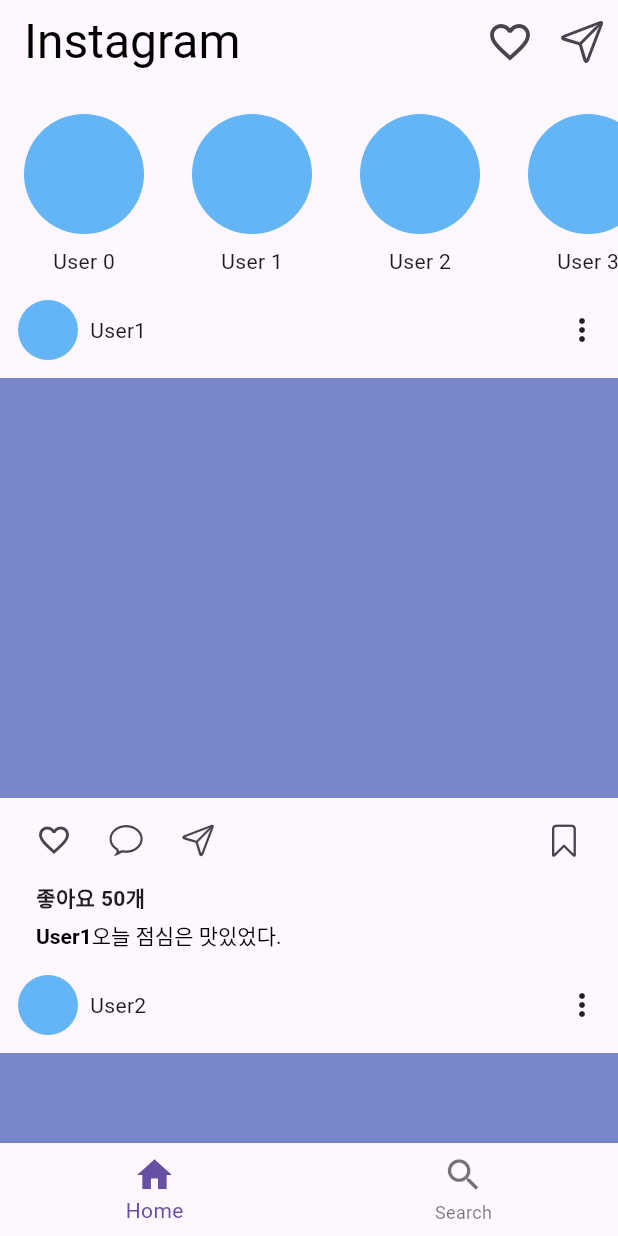
After one commit to hoa0217/dart_study, a Flutter app: the InstaCloneHome screen opened directly, on a phone screen of 412 x 824 dp. The commit adds this screen. Run offline on Flutter 3.47's test engine with Material 3 defaults, Android fonts, the phone set to English and light mode, and no system bars; our stand-ins replace google_fonts.

Commit message:
feature: 2-9 인스타그램 UI 클론코딩 하기

```diff
--- a/flutter_rsp_game/lib/main.dart
+++ b/flutter_rsp_game/lib/main.dart
@@ -13,7 +13,7 @@ class RSPApp extends StatelessWidget {
     return MaterialApp(
       home: Scaffold(
         appBar: AppBar(
-          title: const Text('가위 바위 보!'),
+          title: const Text('가위 바위 보!!'),
         ),
         body: const GameBody(),
       ),
--- /dev/null
+++ b/instagram_clonecoding/lib/body.dart
@@ -0,0 +1,18 @@
+import 'package:flutter/material.dart';
+import 'package:instagram_clonecoding/screen/home_screen.dart';
+import 'package:instagram_clonecoding/screen/search_screen.dart';
+
+class InstaBody extends StatelessWidget {
+  final int index;
+
+  const InstaBody({required this.index, super.key});
+
+  @override
+  Widget build(BuildContext context) {
+    if (index == 0){
+      return const HomeScreen();
+    }
+
+    return const SearchScreen();
+  }
+}
--- /dev/null
+++ b/instagram_clonecoding/lib/main.dart
@@ -0,0 +1,103 @@
+import 'package:flutter/cupertino.dart';
+import 'package:flutter/material.dart';
+import 'package:google_fonts/google_fonts.dart';
+import 'package:instagram_clonecoding/body.dart';
+
+void main() {
+  runApp(const InstaCloneApp());
+}
+
+class InstaCloneApp extends StatelessWidget {
+  const InstaCloneApp({super.key});
+
+  @override
+  Widget build(BuildContext context) {
+    return MaterialApp(
+      theme: ThemeData(
+        colorScheme: const ColorScheme.light(
+          primary: Colors.white,
+          secondary: Colors.black,
+        ),
+        bottomNavigationBarTheme: const BottomNavigationBarThemeData(
+          showSelectedLabels: false,
+          showUnselectedLabels: false,
+          selectedItemColor: Colors.black,
+        ),
+        useMaterial3: true,
+      ),
+      home: const InstaCloneHome(),
+    );
+  }
+}
+
+class InstaCloneHome extends StatefulWidget {
+  const InstaCloneHome({super.key});
+
+  @override
+  State<InstaCloneHome> createState() => _InstaCloneHomeState();
+}
+
+class _InstaCloneHomeState extends State<InstaCloneHome> {
+  late int index;
+
+  @override
+  void initState() {
+    super.initState();
+    index = 0;
+  }
+
+  @override
+  Widget build(BuildContext context) {
+    return Scaffold(
+      appBar: index == 0
+          ? AppBar(
+              title: Text(
+                'Instagram',
+                style:
+                    GoogleFonts.lobsterTwo(color: Colors.black, fontSize: 32),
+              ),
+              centerTitle: false,
+              actions: [
+                IconButton(
+                  icon: const Icon(
+                    Icons.favorite_outline,
+                    size: 32,
+                  ),
+                  onPressed: () {
+                    print('Tab favorite');
+                  },
+                ),
+                IconButton(
+                  icon: const Icon(
+                    CupertinoIcons.paperplane,
+                    size: 32,
+                  ),
+                  onPressed: () {
+                    print('Tab paperplane');
+                  },
+                ),
+              ],
+            )
+          : null,
+      body: InstaBody(index: index),
+      bottomNavigationBar: BottomNavigationBar(
+        currentIndex: index,
+        onTap: (newIndex) => setState(() => index = newIndex),
+        items: const [
+          BottomNavigationBarItem(
+              icon: Icon(
+                Icons.home,
+                size: 28,
+              ),
+              label: 'Home'),
+          BottomNavigationBarItem(
+              icon: Icon(
+                Icons.search,
+                size: 28,
+              ),
+              label: 'Search'),
+        ],
+      ),
+    );
+  }
+}
--- /dev/null
+++ b/instagram_clonecoding/lib/screen/home_screen.dart
@@ -0,0 +1,188 @@
+import 'package:flutter/cupertino.dart';
+import 'package:flutter/material.dart';
+
+class HomeScreen extends StatelessWidget {
+  const HomeScreen({super.key});
+
+  @override
+  Widget build(BuildContext context) {
+    return const SingleChildScrollView(
+      child: Column(
+        children: [
+          StoryArea(),
+          FeedList(),
+        ],
+      ),
+    );
+  }
+}
+
+class StoryArea extends StatelessWidget {
+  const StoryArea({super.key});
+
+  @override
+  Widget build(BuildContext context) {
+    return SingleChildScrollView(
+      scrollDirection: Axis.horizontal,
+      child: Row(
+        children: List.generate(
+          10,
+          (index) => UserStory(userName: 'User $index'),
+        ),
+      ),
+    );
+  }
+}
+
+class UserStory extends StatelessWidget {
+  final String userName;
+
+  const UserStory({
+    required this.userName,
+    super.key,
+  });
+
+  @override
+  Widget build(BuildContext context) {
+    return Padding(
+      padding: const EdgeInsets.symmetric(vertical: 12, horizontal: 8),
+      child: Column(
+        children: [
+          Container(
+            width: 80,
+            height: 80,
+            margin: const EdgeInsets.symmetric(vertical: 8, horizontal: 8),
+            decoration: BoxDecoration(
+                color: Colors.blue.shade300,
+                borderRadius: BorderRadius.circular(40)),
+          ),
+          Text(userName),
+        ],
+      ),
+    );
+  }
+}
+
+class FeedData {
+  final String userName;
+  final int likeCount;
+  final String content;
+
+  FeedData(
+      {required this.userName, required this.likeCount, required this.content});
+}
+
+final feedDataList = [
+  FeedData(userName: 'User1', likeCount: 50, content: '오늘 점심은 맛있었다. '),
+  FeedData(userName: 'User2', likeCount: 60, content: '오늘 아침은 맛있었다.'),
+  FeedData(userName: 'User3', likeCount: 70, content: '오늘 저녁은 맛있었다.'),
+  FeedData(userName: 'User4', likeCount: 80, content: '오늘 간식은 맛있었다.'),
+  FeedData(userName: 'User5', likeCount: 90, content: '오늘 어제 점심은 맛있었다.'),
+  FeedData(userName: 'User6', likeCount: 10, content: '오늘 어제 아침은 맛있었다.'),
+  FeedData(userName: 'User7', likeCount: 20, content: '오늘 어제 저녁은 맛있었다.'),
+  FeedData(userName: 'User8', likeCount: 30, content: '오늘 어제 간식은 맛있었다.'),
+];
+
+class FeedList extends StatelessWidget {
+  const FeedList({super.key});
+
+  @override
+  Widget build(BuildContext context) {
+    return ListView.builder(
+        shrinkWrap: true,
+        physics: const NeverScrollableScrollPhysics(),
+        itemCount: feedDataList.length,
+        itemBuilder: (context, index) =>
+            FeedItem(feedData: feedDataList[index]));
+  }
+}
+
+class FeedItem extends StatelessWidget {
+  final FeedData feedData;
+
+  const FeedItem({required this.feedData, super.key});
+
+  @override
+  Widget build(BuildContext context) {
+    return Column(
+      crossAxisAlignment: CrossAxisAlignment.start,
+      children: [
+        Padding(
+          padding: const EdgeInsets.symmetric(vertical: 4, horizontal: 12),
+          child: Row(
+            mainAxisAlignment: MainAxisAlignment.spaceBetween,
+            children: [
+              Row(
+                children: [
+                  Container(
+                    height: 40,
+                    width: 40,
+                    decoration: BoxDecoration(
+                      borderRadius: BorderRadius.circular(20),
+                      color: Colors.blue.shade300,
+                    ),
+                  ),
+                  const SizedBox(width: 8),
+                  Text(feedData.userName),
+                ],
+              ),
+              const Icon(Icons.more_vert),
+            ],
+          ),
+        ),
+        const SizedBox(
+          height: 8,
+        ),
+        Container(
+          width: double.infinity,
+          height: 280,
+          color: Colors.indigo.shade300,
+        ),
+        Padding(
+          padding: const EdgeInsets.symmetric(vertical: 4, horizontal: 12),
+          child: Row(
+            mainAxisAlignment: MainAxisAlignment.spaceBetween,
+            children: [
+              Row(
+                children: [
+                  IconButton(
+                      onPressed: () {}, icon: Icon(Icons.favorite_outline)),
+                  IconButton(
+                      onPressed: () {}, icon: Icon(CupertinoIcons.chat_bubble)),
+                  IconButton(
+                      onPressed: () {}, icon: Icon(CupertinoIcons.paperplane)),
+                ],
+              ),
+              IconButton(onPressed: () {}, icon: Icon(CupertinoIcons.bookmark))
+            ],
+          ),
+        ),
+        Padding(
+          padding: const EdgeInsets.symmetric(horizontal: 24),
+          child: Text(
+            '좋아요 ${feedData.likeCount}개',
+            style: const TextStyle(fontWeight: FontWeight.bold),
+          ),
+        ),
+        Padding(
+          padding: const EdgeInsets.symmetric(horizontal: 24, vertical: 4),
+          child: RichText(
+            text: TextSpan(
+              children: [
+                TextSpan(
+                  text: feedData.userName,
+                  style: TextStyle(fontWeight: FontWeight.bold),
+                ),
+                TextSpan(
+                  text: feedData.content,
+                ),
+              ],
+              style: TextStyle(color: Colors.black),
+            ),
+          ),
+        ),
+        const SizedBox(height: 8),
+      ],
+    );
+  }
+}
```
Also changed, not shown: instagram_clonecoding/analysis_options.yaml (added, +28 -0 lines), instagram_clonecoding/lib/screen/search_screen.dart (added, +70 -0 lines), instagram_clonecoding/pubspec.yaml (added, +91 -0 lines), instagram_clonecoding/pubspec.lock (added), 63 other files.
